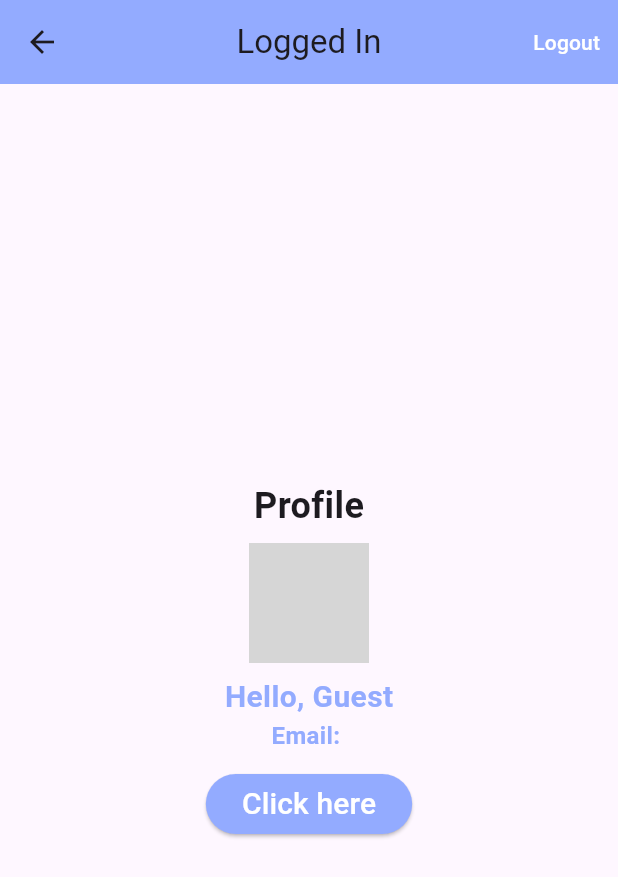
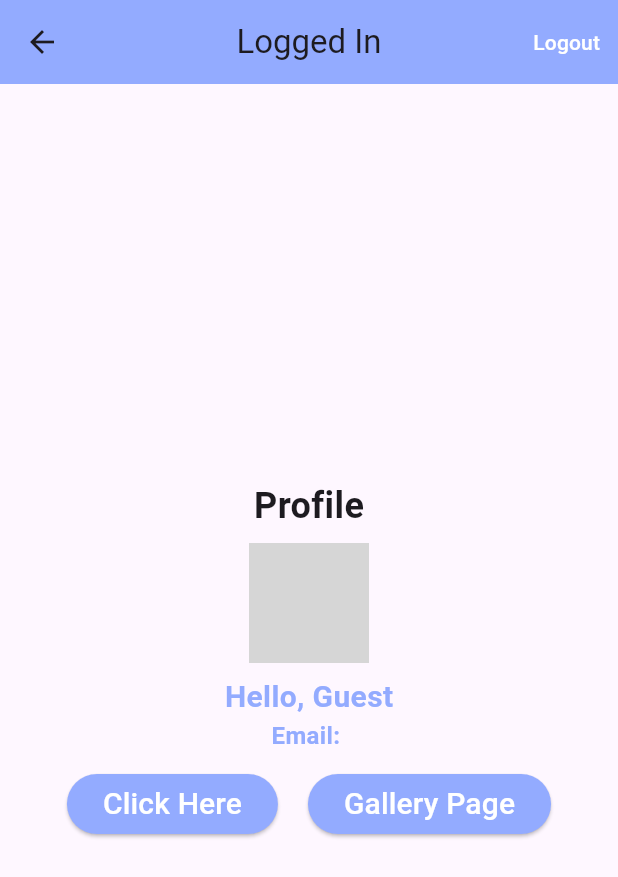
Before and after one commit to shahrukhv5/Flutter_UI_Task_One, a Flutter app: the Home screen opened directly with empty values, on a phone screen of 412 x 824 dp. Shown: the top 877 px of the screen. Run offline on Flutter 3.47's test engine with Material 3 defaults, Android fonts, the phone set to English and light mode, and no system bars; our stand-ins replace cached_network_image, google_sign_in, photo_view, shared_preferences, webview_flutter; accounts and stored records are empty; network calls fail; grey boxes are pictures that could not be loaded.

```diff
--- a/lib/Home.dart
+++ b/lib/Home.dart
@@ -2,6 +2,7 @@ import 'package:flutter/material.dart';
 import 'package:google_sign_in/google_sign_in.dart';
 import 'package:shared_preferences/shared_preferences.dart';
 import 'package:sigup_sigin_ui/ApiDataPage.dart';
+import 'package:sigup_sigin_ui/GalleryPage.dart';
 import 'package:sigup_sigin_ui/SignIn.dart';
 import 'package:sigup_sigin_ui/SignUp.dart';
 import 'package:sigup_sigin_ui/SplashScreen.dart';
@@ -79,18 +80,42 @@ class Home extends StatelessWidget {
             SizedBox(
               height: 10,
             ),
+            Row(
+              mainAxisAlignment: MainAxisAlignment.center,
+              children: [
                 ElevatedButton(
                   onPressed: () {
                     Navigator.push(context,
                         MaterialPageRoute(builder: (context) => ApiDataPage()));
+                    // MaterialPageRoute(builder: (context) => GalleryPage()));
                     // MaterialPageRoute(builder: (context) => PerformanceCard()));
                   },
                   child: Text(
-                "Click here",
+                    "Click Here",
                     style: TextStyle(color: Colors.white, fontSize: 20),
                   ),
-              style:
-                  ElevatedButton.styleFrom(backgroundColor: Color(0xFF93ABFF)),
+                  style: ElevatedButton.styleFrom(
+                      backgroundColor: Color(0xFF93ABFF)),
+                ),
+                SizedBox(
+                  width: 20,
+                ),
+                ElevatedButton(
+                  onPressed: () {
+                    Navigator.push(
+                        context,
+                        // MaterialPageRoute(builder: (context) => ApiDataPage()));
+                        MaterialPageRoute(builder: (context) => GalleryPage()));
+                    // MaterialPageRoute(builder: (context) => PerformanceCard()));
+                  },
+                  child: Text(
+                    "Gallery Page",
+                    style: TextStyle(color: Colors.white, fontSize: 20),
+                  ),
+                  style: ElevatedButton.styleFrom(
+                      backgroundColor: Color(0xFF93ABFF)),
+                ),
+              ],
             )
           ],
         ),
```
Also changed, not shown: lib/GalleryPage.dart (added, +171 -0 lines), pubspec.yaml (+8 -0 lines), pubspec.lock, 7 other files. Lines whose indentation alone changed are shown as unchanged.
